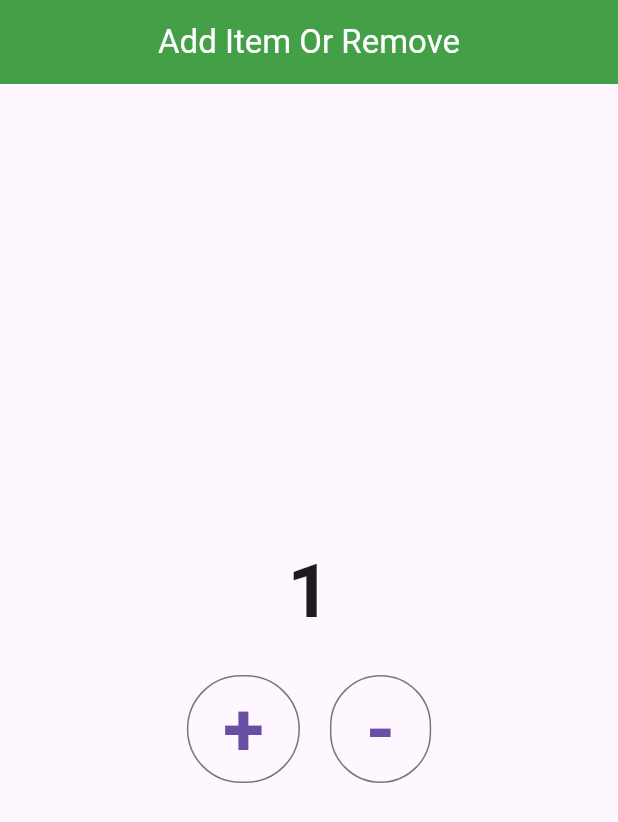
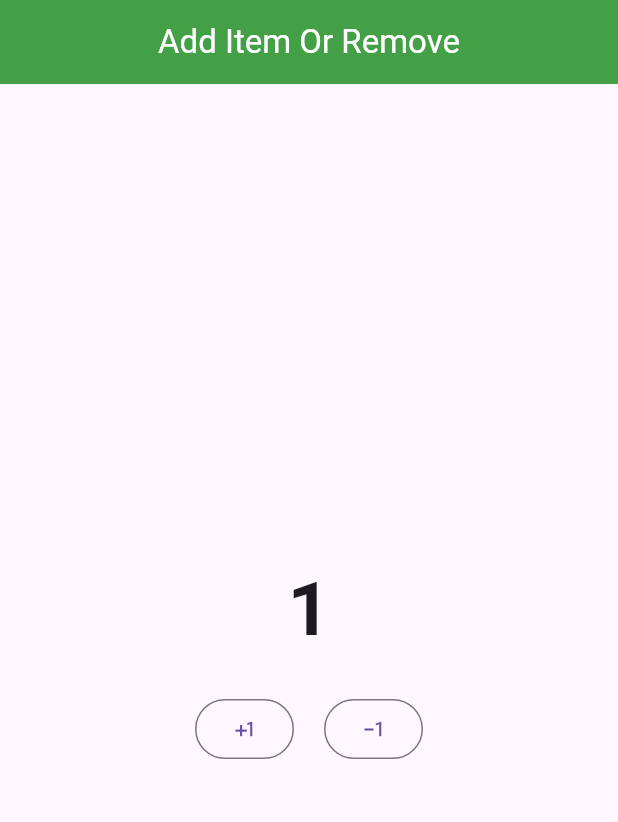
Before and after one commit to tardev35/flutter2024, a Flutter app: the screen it shows after launch, on a phone screen of 412 x 824 dp. Shown: the top 822 px of the screen. Run offline on Flutter 3.47's test engine with Material 3 defaults, Android fonts, the phone set to English and light mode, and no system bars; our stand-ins replace fluttertoast.

Commit message:
Add And Remove item

```diff
--- a/lib/item_addminus.dart
+++ b/lib/item_addminus.dart
@@ -47,10 +47,7 @@ class _ItemPageState extends State<ItemPage> {
                       itemCout += 1;
                     });
                   },
-                  child: const Text(
-                    "+",
-                    style: TextStyle(fontSize: 50, fontWeight: FontWeight.bold),
-                  ),
+                  child: const Icon(Icons.plus_one_sharp),
                 ),
                 const SizedBox(width: 20),
                 OutlinedButton(
@@ -59,10 +56,7 @@ class _ItemPageState extends State<ItemPage> {
                       itemCout = itemCout <= 0 ? 0 : itemCout - 1;
                     });
                   },
-                  child: const Text(
-                    "-",
-                    style: TextStyle(fontSize: 50, fontWeight: FontWeight.bold),
-                  ),
+                  child: const Icon(Icons.exposure_minus_1),
                 )
               ],
             ),
```
